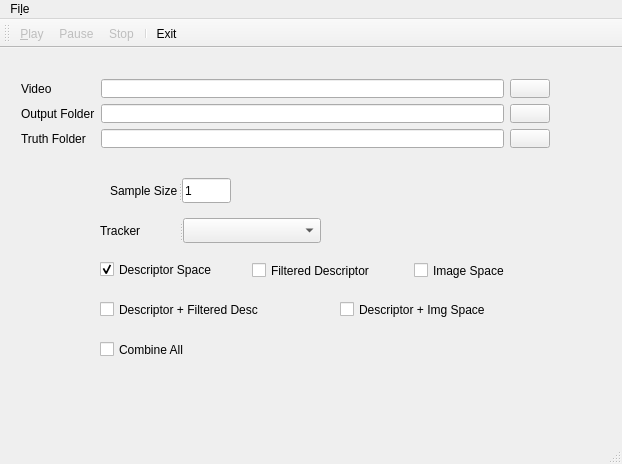
ojmakhura/vocount, file vui/forms/vuiwindow.ui: the form before one commit.
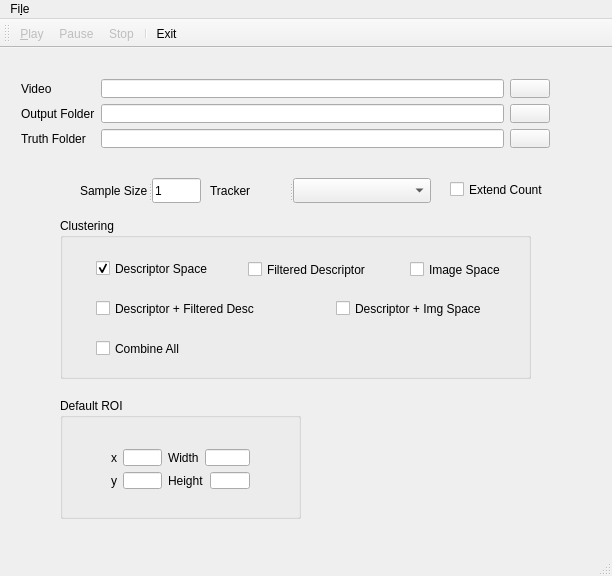
The form after the commit. Icons and pictures are not drawn.

Diff of the .ui file:
```diff
--- a/vui/forms/vuiwindow.ui
+++ b/vui/forms/vuiwindow.ui
@@ -6,8 +6,8 @@
    <rect>
     <x>0</x>
     <y>0</y>
-    <width>622</width>
-    <height>464</height>
+    <width>612</width>
+    <height>576</height>
    </rect>
   </property>
   <property name="windowTitle">
@@ -113,7 +113,7 @@
    <widget class="QSplitter" name="splitter">
     <property name="geometry">
      <rect>
-      <x>110</x>
+      <x>80</x>
       <y>130</y>
       <width>121</width>
       <height>25</height>
@@ -136,8 +136,8 @@
    <widget class="QSplitter" name="splitter_2">
     <property name="geometry">
      <rect>
-      <x>100</x>
-      <y>170</y>
+      <x>210</x>
+      <y>130</y>
       <width>221</width>
       <height>25</height>
      </rect>
@@ -159,86 +159,193 @@
      </property>
     </widget>
    </widget>
-   <widget class="QCheckBox" name="descFilteredDescBox">
+   <widget class="QGroupBox" name="groupBox">
     <property name="geometry">
      <rect>
-      <x>100</x>
-      <y>250</y>
-      <width>211</width>
-      <height>23</height>
+      <x>60</x>
+      <y>170</y>
+      <width>471</width>
+      <height>161</height>
      </rect>
     </property>
-    <property name="text">
-     <string>Descriptor + Filtered Desc</string>
+    <property name="title">
+     <string>Clustering</string>
     </property>
+    <widget class="QCheckBox" name="imageSpaceBox">
+     <property name="geometry">
+      <rect>
+       <x>350</x>
+       <y>40</y>
+       <width>116</width>
+       <height>23</height>
+      </rect>
+     </property>
+     <property name="text">
+      <string>Image Space</string>
+     </property>
+    </widget>
+    <widget class="QCheckBox" name="filteredDescriptorBox">
+     <property name="geometry">
+      <rect>
+       <x>188</x>
+       <y>40</y>
+       <width>156</width>
+       <height>23</height>
+      </rect>
+     </property>
+     <property name="text">
+      <string>Filtered Descriptor</string>
+     </property>
+    </widget>
+    <widget class="QCheckBox" name="descriptorSpaceBox">
+     <property name="geometry">
+      <rect>
+       <x>36</x>
+       <y>39</y>
+       <width>145</width>
+       <height>23</height>
+      </rect>
+     </property>
+     <property name="text">
+      <string>Descriptor Space</string>
+     </property>
+     <property name="checked">
+      <bool>true</bool>
+     </property>
+    </widget>
+    <widget class="QCheckBox" name="descFilteredDescBox">
+     <property name="geometry">
+      <rect>
+       <x>36</x>
+       <y>79</y>
+       <width>211</width>
+       <height>23</height>
+      </rect>
+     </property>
+     <property name="text">
+      <string>Descriptor + Filtered Desc</string>
+     </property>
+    </widget>
+    <widget class="QCheckBox" name="combineAllBox">
+     <property name="geometry">
+      <rect>
+       <x>36</x>
+       <y>119</y>
+       <width>161</width>
+       <height>23</height>
+      </rect>
+     </property>
+     <property name="text">
+      <string>Combine All</string>
+     </property>
+    </widget>
+    <widget class="QCheckBox" name="descImageSpaceBox">
+     <property name="geometry">
+      <rect>
+       <x>276</x>
+       <y>79</y>
+       <width>191</width>
+       <height>23</height>
+      </rect>
+     </property>
+     <property name="text">
+      <string>Descriptor + Img Space</string>
+     </property>
+    </widget>
    </widget>
-   <widget class="QCheckBox" name="descImageSpaceBox">
+   <widget class="QCheckBox" name="extendCheckBox">
     <property name="geometry">
      <rect>
-      <x>340</x>
-      <y>250</y>
-      <width>191</width>
+      <x>450</x>
+      <y>130</y>
+      <width>111</width>
       <height>23</height>
      </rect>
     </property>
     <property name="text">
-     <string>Descriptor + Img Space</string>
+     <string>Extend Count</string>
     </property>
    </widget>
-   <widget class="QCheckBox" name="combineAllBox">
+   <widget class="QGroupBox" name="groupBox_2">
     <property name="geometry">
      <rect>
-      <x>100</x>
-      <y>290</y>
-      <width>161</width>
-      <height>23</height>
+      <x>60</x>
+      <y>350</y>
+      <width>241</width>
+      <height>121</height>
      </rect>
     </property>
-    <property name="text">
-     <string>Combine All</string>
+    <property name="title">
+     <string>Default ROI</string>
     </property>
-   </widget>
-   <widget class="QCheckBox" name="descriptorSpaceBox">
-    <property name="geometry">
-     <rect>
-      <x>100</x>
-      <y>210</y>
-      <width>145</width>
-      <height>23</height>
-     </rect>
-    </property>
-    <property name="text">
-     <string>Descriptor Space</string>
-    </property>
-    <property name="checked">
-     <bool>true</bool>
-    </property>
-   </widget>
-   <widget class="QCheckBox" name="filteredDescriptorBox">
-    <property name="geometry">
-     <rect>
-      <x>252</x>
-      <y>211</y>
-      <width>156</width>
-      <height>23</height>
-     </rect>
-    </property>
-    <property name="text">
-     <string>Filtered Descriptor</string>
-    </property>
-   </widget>
-   <widget class="QCheckBox" name="imageSpaceBox">
-    <property name="geometry">
-     <rect>
-      <x>414</x>
-      <y>211</y>
-      <width>116</width>
-      <height>23</height>
-     </rect>
-    </property>
-    <property name="text">
-     <string>Image Space</string>
-    </property>
+    <widget class="QWidget" name="">
+     <property name="geometry">
+      <rect>
+       <x>40</x>
+       <y>40</y>
+       <width>161</width>
+       <height>62</height>
+      </rect>
+     </property>
+     <layout class="QGridLayout" name="gridLayout">
+      <item row="0" column="0">
+       <layout class="QHBoxLayout" name="horizontalLayout_5">
+        <item>
+         <widget class="QLabel" name="xLabel">
+          <property name="text">
+           <string>x</string>
+          </property>
+         </widget>
+        </item>
+        <item>
+         <widget class="QLineEdit" name="xLineEdit"/>
+        </item>
+       </layout>
+      </item>
+      <item row="0" column="1">
+       <layout class="QHBoxLayout" name="horizontalLayout_2">
+        <item>
+         <widget class="QLabel" name="widthLabel">
+          <property name="text">
+           <string>Width</string>
+          </property>
+         </widget>
+        </item>
+        <item>
+         <widget class="QLineEdit" name="widthLineEdit"/>
+        </item>
+       </layout>
+      </item>
+      <item row="1" column="0">
+       <layout class="QHBoxLayout" name="horizontalLayout_4">
+        <item>
+         <widget class="QLabel" name="yLabel">
+          <property name="text">
+           <string>y</string>
+          </property>
+         </widget>
+        </item>
+        <item>
+         <widget class="QLineEdit" name="yLineEdit"/>
+        </item>
+       </layout>
+      </item>
+      <item row="1" column="1">
+       <layout class="QHBoxLayout" name="horizontalLayout_3">
+        <item>
+         <widget class="QLabel" name="heightLabel">
+          <property name="text">
+           <string>Height</string>
+          </property>
+         </widget>
+        </item>
+        <item>
+         <widget class="QLineEdit" name="heightLineEdit"/>
+        </item>
+       </layout>
+      </item>
+     </layout>
+    </widget>
    </widget>
   </widget>
   <widget class="QMenuBar" name="menuBar">
@@ -246,7 +353,7 @@
     <rect>
      <x>0</x>
      <y>0</y>
-     <width>622</width>
+     <width>612</width>
      <height>22</height>
     </rect>
    </property>
```
